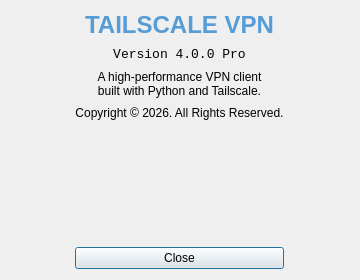
Arean82/Tailscale-Headscale-Client, file pygui/dialogs/about.ui: the form before one commit.
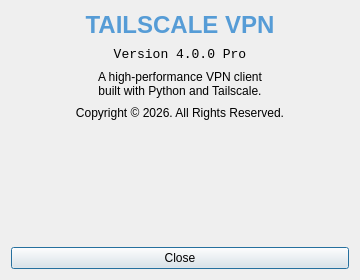
The form after the commit.

Patch:
```diff
--- a/pygui/dialogs/about.ui
+++ b/pygui/dialogs/about.ui
@@ -12,8 +12,6 @@
     <number>20</number><number>24</number><number>20</number><number>20</number>
    </property>
    <property name="spacing"><number>8</number></property>
-   <property name="alignment"><enum>Qt::AlignHCenter</enum></property>
-
    <item>
     <widget class="QLabel" name="labelAppName">
      <property name="text"><string>TAILSCALE VPN</string></property>
```
